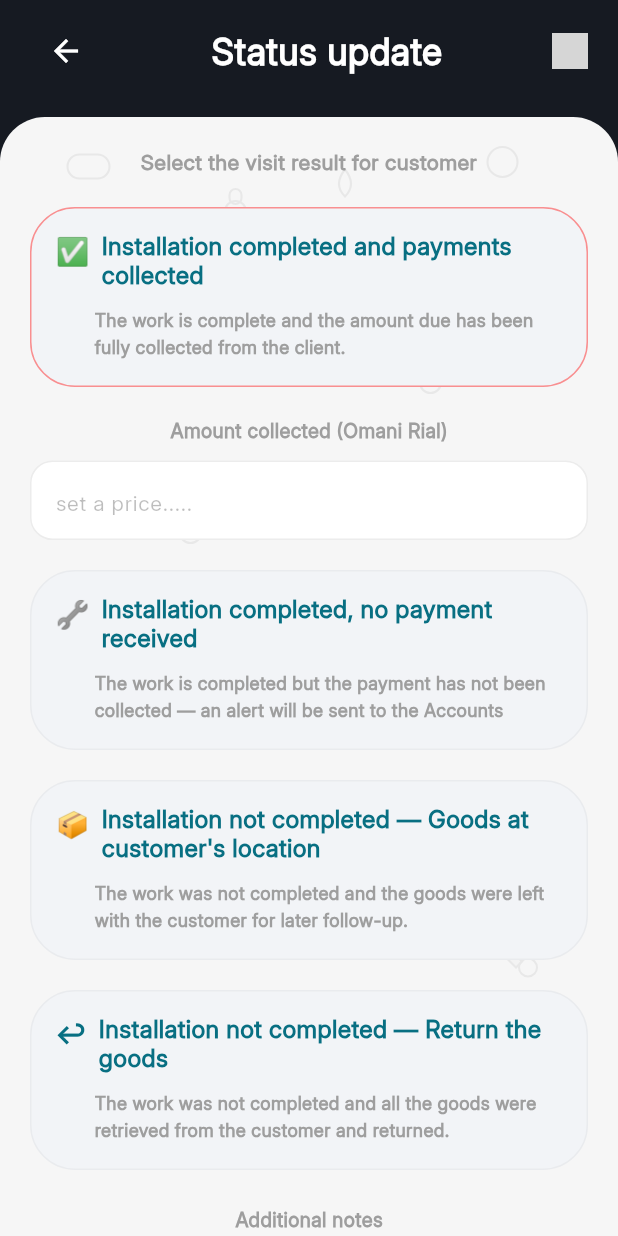
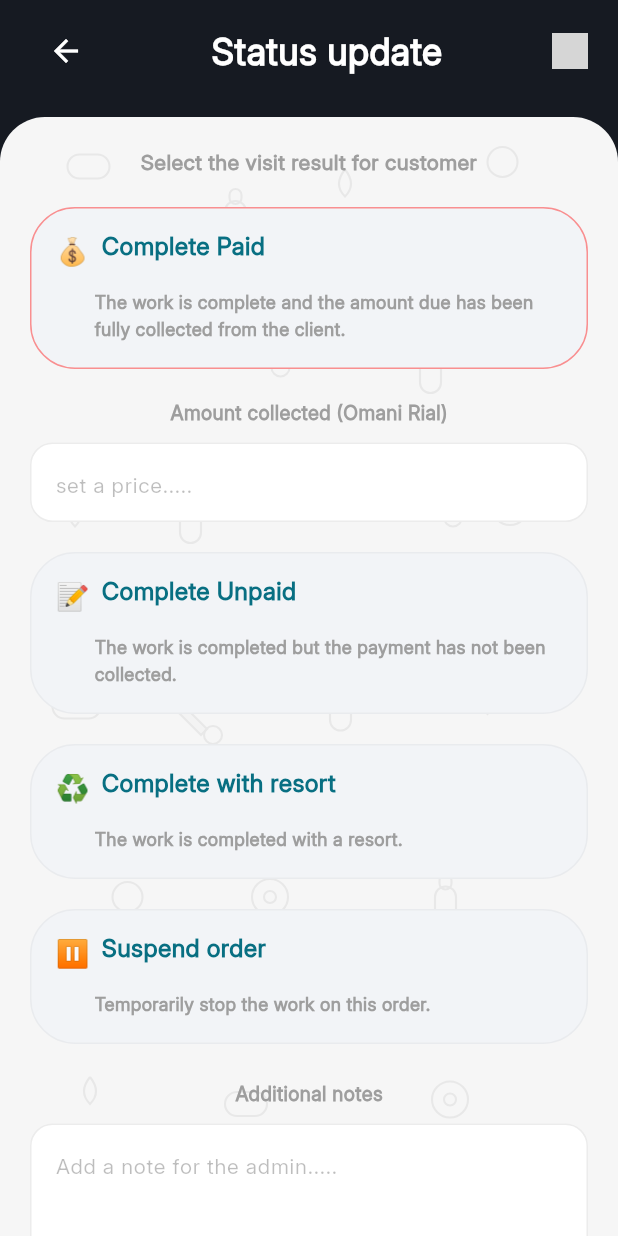
Before and after one commit to Amira098/ZoomProvider, a Flutter app: the StatusUpdateScreen screen opened directly with empty values, on a phone screen of 412 x 824 dp. Run offline on Flutter 3.47's test engine with Material 3 defaults, Android fonts, the phone set to English and light mode, and no system bars; our stand-ins replace bloc, cached_network_image, device_info_plus, dio, easy_localization, equatable and 18 more; missing offline and left inert: flutter_udid, network_info_plus; accounts and stored records are empty; generated files the repository leaves out were written again; network calls fail; grey boxes are pictures that could not be loaded.

Commit message:
Update order status management with Suspend, Unsuspend, and Complete variants
- Added 'Complete Paid', 'Complete Unpaid', and 'Complete with Resort' options to StatusUpdateScreen.
- Added 'Suspend order' with reason (notes) and 'Unsuspend' support.
- Updated HomeRetrofitClient, HomeDataSources, and CompleteOrderCubit to handle new parameters for order completion.
- Modified OrderDetailsScreen to allow status updates for suspended orders.
- Regenerated Retrofit and Injectable code.

Co-authored-by: Amira098 <150848650+Amira098@users.noreply.github.com>

```diff
--- a/lib/feature/home/data/api/home_retrofit_client.dart
+++ b/lib/feature/home/data/api/home_retrofit_client.dart
@@ -68,5 +68,9 @@ abstract class HomeRetrofitClient {
   Future<CompleteOrderModel> completeOrder(
     @Path("order-id") int orderId,
     @Header("Authorization") String token,
+    @Field("notes") String? notes,
+    @Field("amount") String? amount,
+    @Field("payment_status") String? paymentStatus,
+    @Field("completion_type") String? completionType,
   );
 }
--- a/lib/feature/home/presentation/view/order_details_screen.dart
+++ b/lib/feature/home/presentation/view/order_details_screen.dart
@@ -329,7 +329,8 @@ class OrderDetailsScreen extends StatelessWidget {
                                             );
                                           },
                                         ),
-                                      if (order.status?.value == 'started_by_technical')
+                                      if (order.status?.value == 'started_by_technical' ||
+                                          order.status?.value == 'suspended')
                                         _buildActionButton(
                                           'Status update',
                                           AppColors.accentRed,
@@ -340,6 +341,7 @@ class OrderDetailsScreen extends StatelessWidget {
                                                 builder: (context) => StatusUpdateScreen(
                                                   orderId: order.id!,
                                                   customerName: order.customer?.name ?? '',
+                                                  orderStatus: order.status?.value,
                                                 ),
                                               ),
                                             );
--- a/lib/feature/home/presentation/view/status_update_screen.dart
+++ b/lib/feature/home/presentation/view/status_update_screen.dart
@@ -8,16 +8,20 @@ import '../view_model/complete_order/complete_order_cubit.dart';
 import '../view_model/complete_order/complete_order_state.dart';
 import '../view_model/suspend_order/suspend_order_cubit.dart';
 import '../view_model/suspend_order/suspend_order_state.dart';
+import '../view_model/unsuspend_order/unsuspend_order_cubit.dart';
+import '../view_model/unsuspend_order/unsuspend_order_state.dart';
 import 'store_screen.dart';
 
 class StatusUpdateScreen extends StatefulWidget {
   final int orderId;
   final String customerName;
+  final String? orderStatus;
 
   const StatusUpdateScreen({
     super.key,
     required this.orderId,
     required this.customerName,
+    this.orderStatus,
   });
 
   @override
@@ -42,6 +46,7 @@ class _StatusUpdateScreenState extends State<StatusUpdateScreen> {
       providers: [
         BlocProvider(create: (context) => serviceLocator<CompleteOrderCubit>()),
         BlocProvider(create: (context) => serviceLocator<SuspendOrderCubit>()),
+        BlocProvider(create: (context) => serviceLocator<UnsuspendOrderCubit>()),
       ],
       child: MultiBlocListener(
         listeners: [
@@ -73,12 +78,30 @@ class _StatusUpdateScreenState extends State<StatusUpdateScreen> {
               }
             },
           ),
+          BlocListener<UnsuspendOrderCubit, UnsuspendOrderState>(
+            listener: (context, state) {
+              if (state is UnsuspendOrderSuccess) {
+                ScaffoldMessenger.of(context).showSnackBar(
+                  const SnackBar(content: Text('Order unsuspended successfully')),
+                );
+                Navigator.pop(context, true);
+              } else if (state is UnsuspendOrderFailure) {
+                ScaffoldMessenger.of(context).showSnackBar(
+                  SnackBar(content: Text(state.apiError?.message.toString() ?? 'Failed to unsuspend order')),
+                );
+              }
+            },
+          ),
         ],
         child: BlocBuilder<CompleteOrderCubit, CompleteOrderState>(
           builder: (context, completeState) {
             return BlocBuilder<SuspendOrderCubit, SuspendOrderState>(
               builder: (context, suspendState) {
-                final isLoading = completeState is CompleteOrderLoading || suspendState is SuspendOrderLoading;
+                return BlocBuilder<UnsuspendOrderCubit, UnsuspendOrderState>(
+                  builder: (context, unsuspendState) {
+                    final isLoading = completeState is CompleteOrderLoading ||
+                        suspendState is SuspendOrderLoading ||
+                        unsuspendState is UnsuspendOrderLoading;
                 return Scaffold(
                   backgroundColor: AppColors.surface,
                   body: SafeArea(
@@ -162,11 +185,21 @@ class _StatusUpdateScreenState extends State<StatusUpdateScreen> {
                                           ),
                                         ),
                                         const SizedBox(height: 20),
+                                        if (widget.orderStatus == 'suspended') ...[
+                                          _buildStatusCard(
+                                            index: 4,
+                                            icon: '▶️',
+                                            title: 'Unsuspend Order',
+                                            description: 'Resume the work on this order.',
+                                          ),
+                                          const SizedBox(height: 20),
+                                        ],
                                         _buildStatusCard(
                                           index: 0,
-                                          icon: '✅',
-                                          title: 'Installation completed and payments collected',
-                                          description: 'The work is complete and the amount due has been fully collected from the client.',
+                                          icon: '💰',
+                                          title: 'Complete Paid',
+                                          description:
+                                              'The work is complete and the amount due has been fully collected from the client.',
                                         ),
                                         if (_selectedStatus == 0) ...[
                                           const SizedBox(height: 20),
@@ -199,26 +232,24 @@ class _StatusUpdateScreenState extends State<StatusUpdateScreen> {
                                         const SizedBox(height: 20),
                                         _buildStatusCard(
                                           index: 1,
-                                          icon: '🔧',
-                                          title: 'Installation completed, no payment received',
+                                          icon: '📝',
+                                          title: 'Complete Unpaid',
                                           description:
-                                              'The work is completed but the payment has not been collected — an alert will be sent to the Accounts',
+                                              'The work is completed but the payment has not been collected.',
                                         ),
                                         const SizedBox(height: 20),
                                         _buildStatusCard(
                                           index: 2,
-                                          icon: '📦',
-                                          title: 'Installation not completed — Goods at customer\'s location',
-                                          description:
-                                              'The work was not completed and the goods were left with the customer for later follow-up.',
+                                          icon: '♻️',
+                                          title: 'Complete with resort',
+                                          description: 'The work is completed with a resort.',
                                         ),
                                         const SizedBox(height: 20),
                                         _buildStatusCard(
                                           index: 3,
-                                          icon: '↩️',
-                                          title: 'Installation not completed — Return the goods',
-                                          description:
-                                              'The work was not completed and all the goods were retrieved from the customer and returned.',
+                                          icon: '⏸️',
+                                          title: 'Suspend order',
+                                          description: 'Temporarily stop the work on this order.',
                                         ),
                                         const SizedBox(height: 24),
                                         const Center(
@@ -253,13 +284,32 @@ class _StatusUpdateScreenState extends State<StatusUpdateScreen> {
                                             onPressed: isLoading
                                                 ? null
                                                 : () {
-                                                    if (_selectedStatus == 0 || _selectedStatus == 1) {
-                                                      context.read<CompleteOrderCubit>().completeOrder(widget.orderId);
-                                                    } else {
+                                                    if (_selectedStatus == 0) {
+                                                      context.read<CompleteOrderCubit>().completeOrder(
+                                                            widget.orderId,
+                                                            amount: _amountController.text,
+                                                            paymentStatus: 'paid',
+                                                            notes: _notesController.text,
+                                                          );
+                                                    } else if (_selectedStatus == 1) {
+                                                      context.read<CompleteOrderCubit>().completeOrder(
+                                                            widget.orderId,
+                                                            paymentStatus: 'unpaid',
+                                                            notes: _notesController.text,
+                                                          );
+                                                    } else if (_selectedStatus == 2) {
+                                                      context.read<CompleteOrderCubit>().completeOrder(
+                                                            widget.orderId,
+                                                            completionType: 'resort',
+                                                            notes: _notesController.text,
+                                                          );
+                                                    } else if (_selectedStatus == 3) {
                                                       context.read<SuspendOrderCubit>().suspendOrder(
                                                             widget.orderId,
                                                             _notesController.text,
                                                           );
+                                                    } else if (_selectedStatus == 4) {
+                                                      context.read<UnsuspendOrderCubit>().unsuspendOrder(widget.orderId);
                                                     }
                                                   },
                                             style: ElevatedButton.styleFrom(
@@ -298,6 +348,8 @@ class _StatusUpdateScreenState extends State<StatusUpdateScreen> {
                       ],
                     ),
                   ),
+                );
+                  },
                 );
               },
             );
```
Also changed, not shown: lib/feature/home/data/data_sources/home_data_sources.dart (+7 -1 lines), lib/feature/home/data/data_sources/home_data_sources_imp.dart (+15 -2 lines), lib/feature/home/presentation/view_model/complete_order/complete_order_cubit.dart (+14 -2 lines), lib/core/di/service_locator.config.dart, lib/feature/home/data/api/home_retrofit_client.g.dart, pubspec.lock.
